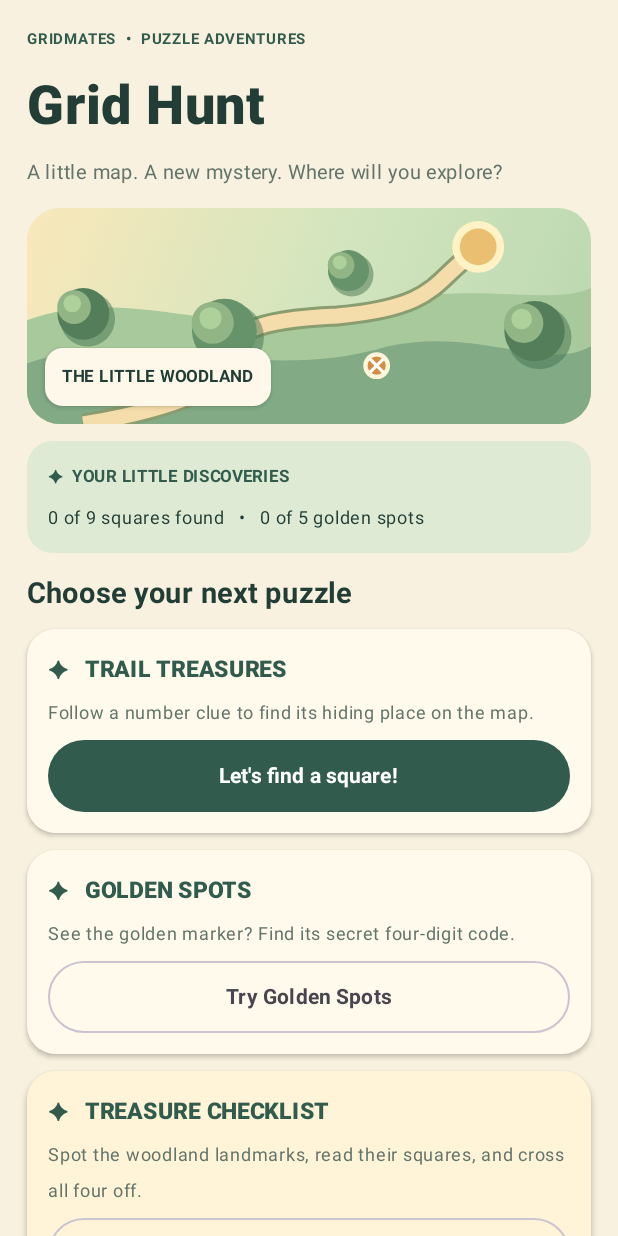
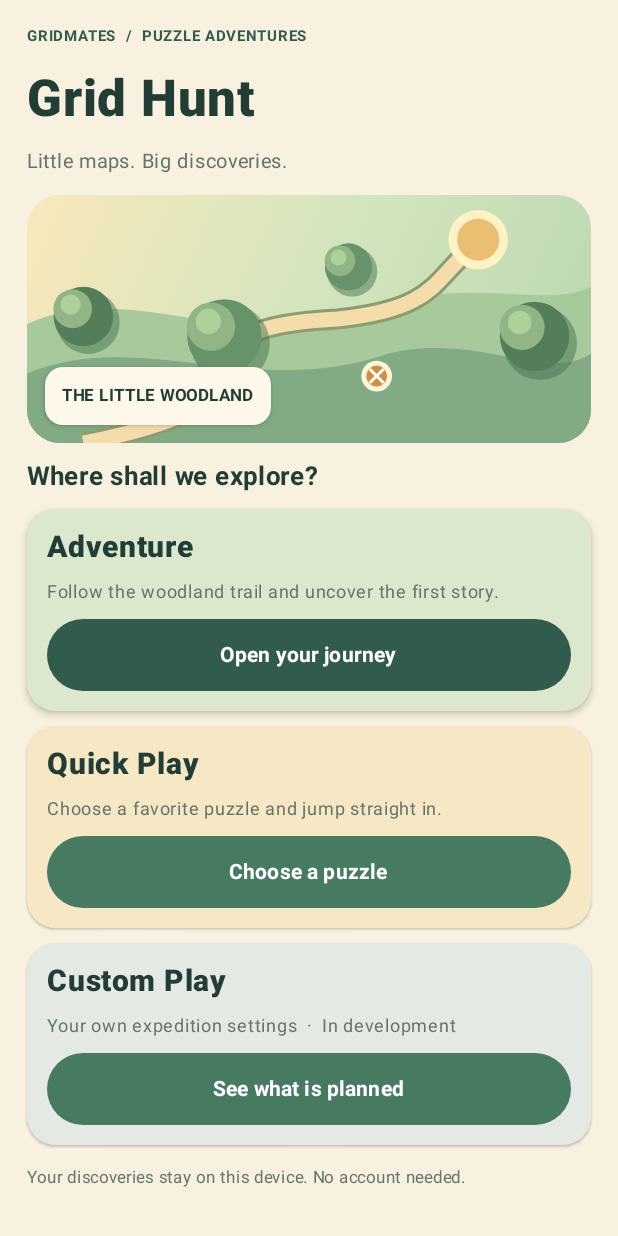
Before and after one commit to EdenP-Development/GridMates-Grid-Hunt, an Android app built with Jetpack Compose: the screen it shows after launch (MainActivity), after a tap on "Home", on a phone screen of 412 x 824 dp. Run offline under Robolectric (Android 15) with nearby library versions, the phone set to English and light mode, and no system bars; 1 other tap on this screen came first.

Commit message:
feat(nav): three-pillar explorer home with Adventure, Quick Play and Custom routes

```diff
--- a/app/src/main/java/com/playereden/gridmates/gridhunt/MainActivity.kt
+++ b/app/src/main/java/com/playereden/gridmates/gridhunt/MainActivity.kt
@@ -133,54 +133,102 @@ private fun GridHuntScreen() {
         prefs.edit().putString("map_look", lookName)
             .putBoolean("haptics", hapticsEnabled).apply()
     }
-    BackHandler(enabled = screen != "home") { screen = "home" }
+    // Preserve the originating hub when returning from a puzzle.
+    var returnHub by rememberSaveable { mutableStateOf("quick") }
+    val goBack = {
+        screen = when (screen) {
+            "quick", "adventure", "custom" -> "home"
+            else -> returnHub
+        }
+    }
+    BackHandler(enabled = screen != "home") { goBack() }
+    val expeditionPrefs = remember(context) {
+        context.getSharedPreferences(WoodlandExpedition.saveName, Context.MODE_PRIVATE)
+    }
+    val expeditionProgress = WoodlandExpedition.restoreStep(
+        expeditionPrefs.getInt("step", 0)
+    )
 
     when (screen) {
+        "home" -> ExplorerDeskHome(
+            expeditionProgress = expeditionProgress,
+            onAdventure = { screen = "adventure" },
+            onQuickPlay = { screen = "quick" },
+            onCustom = { screen = "custom" }
+        )
+        "adventure" -> WoodlandAdventureJourney(
+            progress = expeditionProgress,
+            onChapter = {
+                returnHub = "adventure"
+                screen = "expedition"
+            },
+            onBack = { screen = "home" }
+        )
+        "custom" -> WoodlandCustomPlayPreview(
+            onQuickPlay = { screen = "quick" },
+            onBack = { screen = "home" }
+        )
         "chapter" -> FirstBearingsScreen(
-            onHome = { screen = "home" },
+            onHome = { screen = returnHub },
             mapLook = mapLook,
             onLook = { lookName = it.name },
             hapticsEnabled = hapticsEnabled
         )
         "reverse" -> ReversePracticeScreen(
-            onBack = { screen = "home" },
+            onBack = { screen = returnHub },
             mapLook = mapLook,
             onLook = { lookName = it.name },
             hapticsEnabled = hapticsEnabled
         )
         "treasure" -> TreasureChecklistScreen(
-            onHome = { screen = "home" },
+            onHome = { screen = returnHub },
             mapLook = mapLook,
             onLook = { lookName = it.name },
             hapticsEnabled = hapticsEnabled
         )
         "identify" -> WoodlandIdentifyScreen(
-            onHome = { screen = "home" },
+            onHome = { screen = returnHub },
             mapLook = mapLook,
             onLook = { lookName = it.name },
             hapticsEnabled = hapticsEnabled
         )
         "expedition" -> WoodlandMixedExpeditionScreen(
-            onHome = { screen = "home" },
+            onHome = { screen = returnHub },
             mapLook = mapLook,
             onLook = { lookName = it.name },
             hapticsEnabled = hapticsEnabled
         )
-        else -> GridHuntHome(
+        "quick" -> GridHuntHome(
             mapLook = mapLook,
             onLook = { lookName = it.name },
             hapticsEnabled = hapticsEnabled,
             onHaptics = { hapticsEnabled = it },
-            onChapter = { screen = "chapter" },
-            onReverse = { screen = "reverse" },
-            onTreasure = { screen = "treasure" },
-            onIdentify = { screen = "identify" },
-            onExpedition = { screen = "expedition" }
+            onChapter = {
+                returnHub = "quick"
+                screen = "chapter"
+            },
+            onReverse = {
+                returnHub = "quick"
+                screen = "reverse"
+            },
+            onTreasure = {
+                returnHub = "quick"
+                screen = "treasure"
+            },
+            onIdentify = {
+                returnHub = "quick"
+                screen = "identify"
+            },
+            onExpedition = {
+                returnHub = "quick"
+                screen = "expedition"
+            },
+            onReturnHome = { screen = "home" }
         )
     }
 }
 
-/** Player-facing home: a cozy puzzle-book hub rather than a training dashboard. */
+/** GH-V14 Quick Play: existing modes and settings moved out of the main Home hub. */
 @Composable
 private fun GridHuntHome(
     mapLook: MapLook,
@@ -191,7 +239,8 @@ private fun GridHuntHome(
     onReverse: () -> Unit,
     onTreasure: () -> Unit,
     onIdentify: () -> Unit,
-    onExpedition: () -> Unit
+    onExpedition: () -> Unit,
+    onReturnHome: () -> Unit
 ) {
     val context = LocalContext.current
     val chapterPrefs = remember(context) {
@@ -235,13 +284,13 @@ private fun GridHuntHome(
             .padding(horizontal = 18.dp, vertical = 14.dp),
         verticalArrangement = Arrangement.spacedBy(11.dp)
     ) {
-        Text("GRIDMATES  •  PUZZLE ADVENTURES", fontWeight = FontWeight.Bold,
-            color = Forest, fontSize = 10.sp)
-        Text("Grid Hunt", fontWeight = FontWeight.ExtraBold,
-            color = Ink, fontSize = 36.sp)
-        Text("A little map. A new mystery. Where will you explore?",
-            color = Muted, fontSize = 13.sp)
-        WoodlandPostcard(modifier = Modifier.height(144.dp))
+        Text("Quick Play", fontWeight = FontWeight.ExtraBold,
+            color = Ink, fontSize = 28.sp)
+        Text("Pick a favorite kind of puzzle.", color = Muted, fontSize = 13.sp)
+        TextButton(onClick = onReturnHome,
+            modifier = Modifier.testTag("quickBack")) {
+            Text("←  Back to Home", color = Forest)
+        }
         Surface(shape = RoundedCornerShape(17.dp), color = Color(0xFFDFEAD4)) {
             Column(Modifier.fillMaxWidth().padding(horizontal = 14.dp, vertical = 11.dp)) {
                 Text("✦  YOUR LITTLE DISCOVERIES", color = Forest,
@@ -251,7 +300,7 @@ private fun GridHuntHome(
                     color = Ink, fontSize = 12.sp)
             }
         }
-        Text("Choose your next puzzle", color = Ink, fontSize = 19.sp,
+        Text("Choose your puzzle", color = Ink, fontSize = 19.sp,
             fontWeight = FontWeight.Bold, modifier = Modifier.padding(top = 4.dp))
         Surface(shape = RoundedCornerShape(19.dp), color = Color(0xFFFFFAEC),
             shadowElevation = 2.dp) {
```
